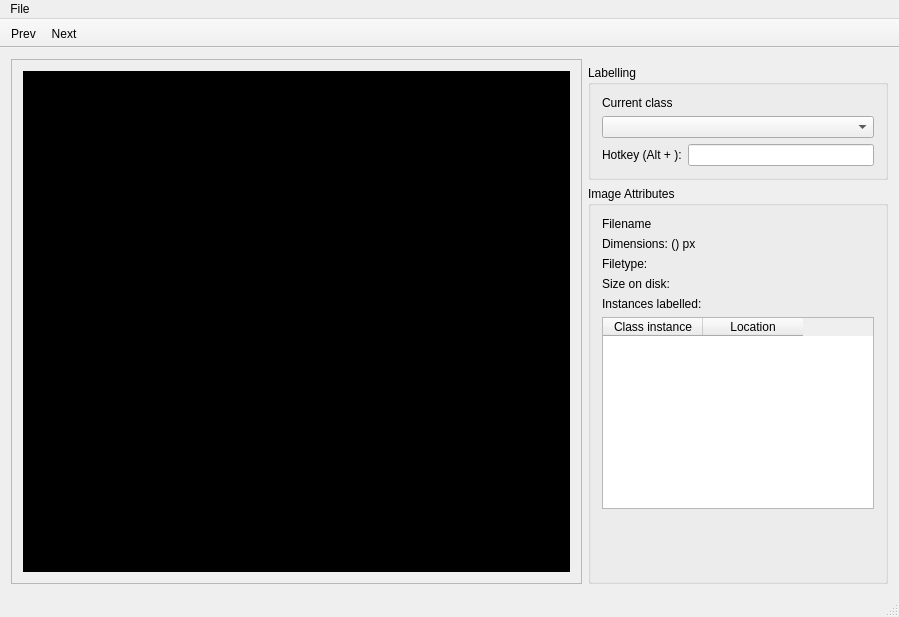
Qt form src/mainwindow.ui (ikishorek/deeplabel) before a commit.
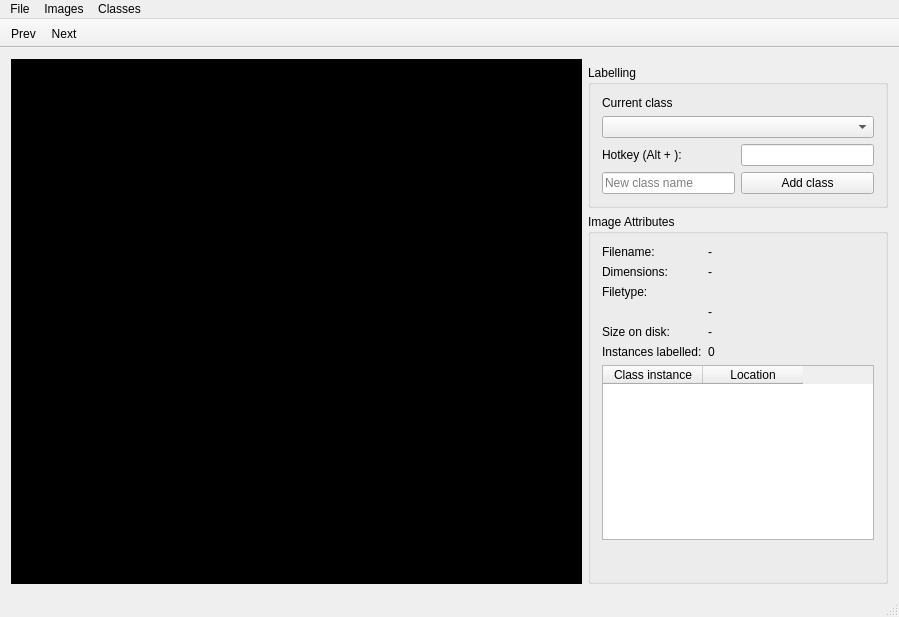
The same form after that commit.

Commit message: Storage/retrieval of labels from the database functional.

What changed in the file:
```diff
--- a/src/mainwindow.ui
+++ b/src/mainwindow.ui
@@ -15,33 +15,62 @@
   </property>
   <widget class="QWidget" name="centralWidget">
    <layout class="QGridLayout" name="gridLayout">
-    <item row="0" column="0" rowspan="3">
-     <widget class="QScrollArea" name="scrollArea">
-      <property name="widgetResizable">
-       <bool>true</bool>
+    <item row="1" column="1">
+     <widget class="QGroupBox" name="groupBox_2">
+      <property name="minimumSize">
+       <size>
+        <width>300</width>
+        <height>0</height>
+       </size>
       </property>
-      <widget class="QWidget" name="scrollAreaWidgetContents">
-       <property name="geometry">
-        <rect>
-         <x>0</x>
-         <y>0</y>
-         <width>557</width>
-         <height>524</height>
-        </rect>
-       </property>
-       <layout class="QVBoxLayout" name="verticalLayout_2">
-        <item>
-         <widget class="QLabel" name="label">
-          <property name="styleSheet">
-           <string notr="true">background:black</string>
-          </property>
-          <property name="text">
-           <string>TextLabel</string>
-          </property>
-         </widget>
-        </item>
-       </layout>
-      </widget>
+      <property name="maximumSize">
+       <size>
+        <width>300</width>
+        <height>16777215</height>
+       </size>
+      </property>
+      <property name="title">
+       <string>Labelling</string>
+      </property>
+      <layout class="QGridLayout" name="gridLayout_2">
+       <item row="5" column="0">
+        <widget class="QLineEdit" name="newClassText">
+         <property name="text">
+          <string/>
+         </property>
+         <property name="placeholderText">
+          <string>New class name</string>
+         </property>
+        </widget>
+       </item>
+       <item row="4" column="0">
+        <widget class="QLabel" name="label_8">
+         <property name="text">
+          <string>Hotkey (Alt + ):</string>
+         </property>
+        </widget>
+       </item>
+       <item row="1" column="0" colspan="2">
+        <widget class="QComboBox" name="classComboBox"/>
+       </item>
+       <item row="0" column="0" colspan="2">
+        <widget class="QLabel" name="label_7">
+         <property name="text">
+          <string>Current class</string>
+         </property>
+        </widget>
+       </item>
+       <item row="4" column="1">
+        <widget class="QLineEdit" name="lineEdit"/>
+       </item>
+       <item row="5" column="1">
+        <widget class="QPushButton" name="addClassButton">
+         <property name="text">
+          <string>Add class</string>
+         </property>
+        </widget>
+       </item>
+      </layout>
      </widget>
     </item>
     <item row="2" column="1">
@@ -61,57 +90,29 @@
       <property name="title">
        <string>Image Attributes</string>
       </property>
-      <layout class="QVBoxLayout" name="verticalLayout">
-       <item>
-        <widget class="QLabel" name="label_5">
-         <property name="text">
-          <string>Filename</string>
-         </property>
-        </widget>
-       </item>
-       <item>
+      <layout class="QFormLayout" name="formLayout">
+       <item row="2" column="0">
         <widget class="QLabel" name="label_2">
          <property name="text">
-          <string>Dimensions: () px</string>
+          <string>Dimensions:</string>
          </property>
         </widget>
        </item>
-       <item>
-        <widget class="QLabel" name="label_3">
-         <property name="text">
-          <string>Filetype: </string>
-         </property>
-        </widget>
-       </item>
-       <item>
+       <item row="5" column="0">
         <widget class="QLabel" name="label_4">
          <property name="text">
           <string>Size on disk: </string>
          </property>
         </widget>
        </item>
-       <item>
+       <item row="6" column="0">
         <widget class="QLabel" name="label_6">
          <property name="text">
           <string>Instances labelled:</string>
          </property>
         </widget>
        </item>
-       <item>
-        <widget class="QTableWidget" name="tableWidget">
-         <column>
-          <property name="text">
-           <string>Class instance</string>
-          </property>
-         </column>
-         <column>
-          <property name="text">
-           <string>Location</string>
-          </property>
-         </column>
-        </widget>
-       </item>
-       <item>
+       <item row="8" column="0">
         <spacer name="verticalSpacer">
          <property name="orientation">
           <enum>Qt::Vertical</enum>
@@ -124,48 +125,94 @@
          </property>
         </spacer>
        </item>
+       <item row="1" column="0">
+        <widget class="QLabel" name="label_5">
+         <property name="text">
+          <string>Filename:</string>
+         </property>
+        </widget>
+       </item>
+       <item row="1" column="1">
+        <widget class="QLabel" name="filenameLabel">
+         <property name="text">
+          <string>-</string>
+         </property>
+        </widget>
+       </item>
+       <item row="7" column="0" colspan="2">
+        <widget class="QTableWidget" name="tableWidget">
+         <column>
+          <property name="text">
+           <string>Class instance</string>
+          </property>
+         </column>
+         <column>
+          <property name="text">
+           <string>Location</string>
+          </property>
+         </column>
+        </widget>
+       </item>
+       <item row="2" column="1">
+        <widget class="QLabel" name="dimensionsLabel">
+         <property name="text">
+          <string>-</string>
+         </property>
+        </widget>
+       </item>
+       <item row="4" column="1">
+        <widget class="QLabel" name="filetypeLabel">
+         <property name="text">
+          <string>-</string>
+         </property>
+        </widget>
+       </item>
+       <item row="5" column="1">
+        <widget class="QLabel" name="sizeLabel">
+         <property name="text">
+          <string>-</string>
+         </property>
+        </widget>
+       </item>
+       <item row="6" column="1">
+        <widget class="QLabel" name="instanceCountLabel">
+         <property name="text">
+          <string>0</string>
+         </property>
+        </widget>
+       </item>
+       <item row="3" column="0">
+        <widget class="QLabel" name="label_3">
+         <property name="text">
+          <string>Filetype: </string>
+         </property>
+        </widget>
+       </item>
       </layout>
      </widget>
     </item>
-    <item row="1" column="1">
-     <widget class="QGroupBox" name="groupBox_2">
-      <property name="minimumSize">
-       <size>
-        <width>300</width>
-        <height>0</height>
-       </size>
+    <item row="0" column="0" rowspan="3">
+     <widget class="QScrollArea" name="imageScrollArea">
+      <property name="styleSheet">
+       <string notr="true">background:black</string>
       </property>
-      <property name="maximumSize">
-       <size>
-        <width>300</width>
-        <height>16777215</height>
-       </size>
+      <property name="widgetResizable">
+       <bool>true</bool>
       </property>
-      <property name="title">
-       <string>Labelling</string>
+      <property name="alignment">
+       <set>Qt::AlignCenter</set>
       </property>
-      <layout class="QGridLayout" name="gridLayout_2">
-       <item row="4" column="0">
-        <widget class="QLabel" name="label_8">
-         <property name="text">
-          <string>Hotkey (Alt + ):</string>
-         </property>
-        </widget>
-       </item>
-       <item row="1" column="0" colspan="2">
-        <widget class="QComboBox" name="comboBox"/>
-       </item>
-       <item row="0" column="0" colspan="2">
-        <widget class="QLabel" name="label_7">
-         <property name="text">
-          <string>Current class</string>
-         </property>
-        </widget>
-       </item>
-       <item row="4" column="1">
-        <widget class="QLineEdit" name="lineEdit"/>
-       </item>
-      </layout>
+      <widget class="QWidget" name="scrollAreaWidgetContents">
+       <property name="geometry">
+        <rect>
+         <x>0</x>
+         <y>0</y>
+         <width>557</width>
+         <height>524</height>
+        </rect>
+       </property>
+       <layout class="QVBoxLayout" name="verticalLayout_2"/>
+      </widget>
      </widget>
     </item>
    </layout>
@@ -186,7 +233,22 @@
     <addaction name="actionNew_Project"/>
     <addaction name="actionOpen_Project"/>
    </widget>
+   <widget class="QMenu" name="menuImages">
+    <property name="title">
+     <string>Images</string>
+    </property>
+    <addaction name="actionAdd_image"/>
+    <addaction name="actionAdd_image_folder"/>
+   </widget>
+   <widget class="QMenu" name="menuClasses">
+    <property name="title">
+     <string>Classes</string>
+    </property>
+    <addaction name="actionAdd_class"/>
+   </widget>
    <addaction name="menuFile"/>
+   <addaction name="menuImages"/>
+   <addaction name="menuClasses"/>
   </widget>
   <widget class="QToolBar" name="mainToolBar">
    <property name="movable">
```
Left out of the diff: 15 changed lines with no effect on the pictures. The commit also changes 9 other files.
